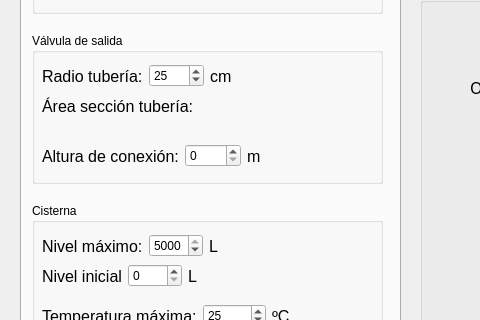
Before: the Qt Designer form WaterTank/mainwindow.ui in Grimpper/Project_SII_WaterTank, drawn with Qt 5; both pictures show x 0 to 480 and y 143 to 463 of the 864 by 791 pixel window.
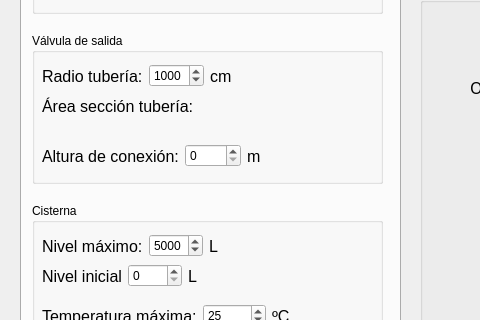
After: the same form once the commit is applied. Icons and pictures are not drawn.

The edit to the form file:
```diff
--- a/WaterTank/mainwindow.ui
+++ b/WaterTank/mainwindow.ui
@@ -488,7 +488,7 @@
            <number>2000</number>
           </property>
           <property name="value">
-           <number>25</number>
+           <number>1000</number>
           </property>
          </widget>
         </item>
@@ -632,7 +632,7 @@
            <number>0</number>
           </property>
           <property name="maximum">
-           <number>5000</number>
+           <number>8000</number>
           </property>
           <property name="value">
            <number>5000</number>
```
Left out of the diff: 2 changed lines with no effect on the pictures.
